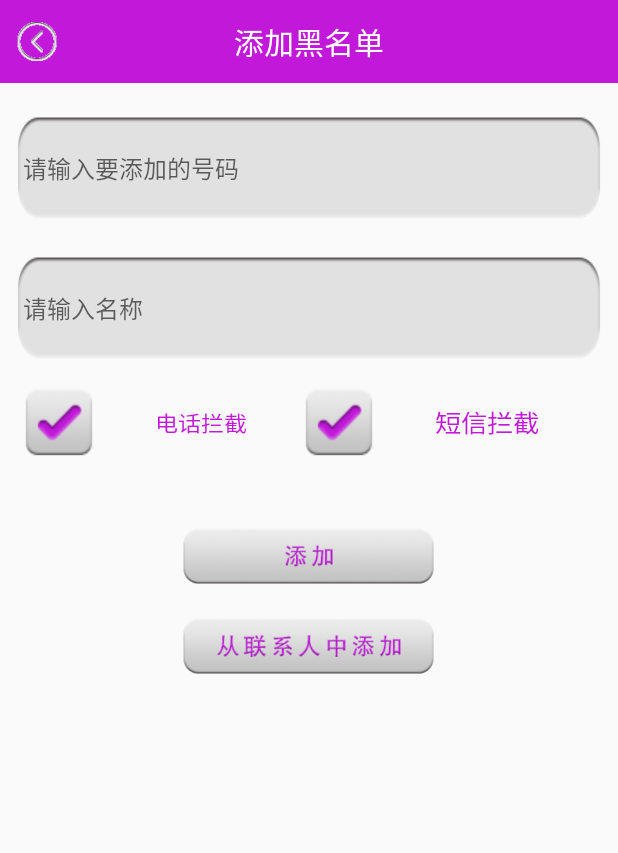
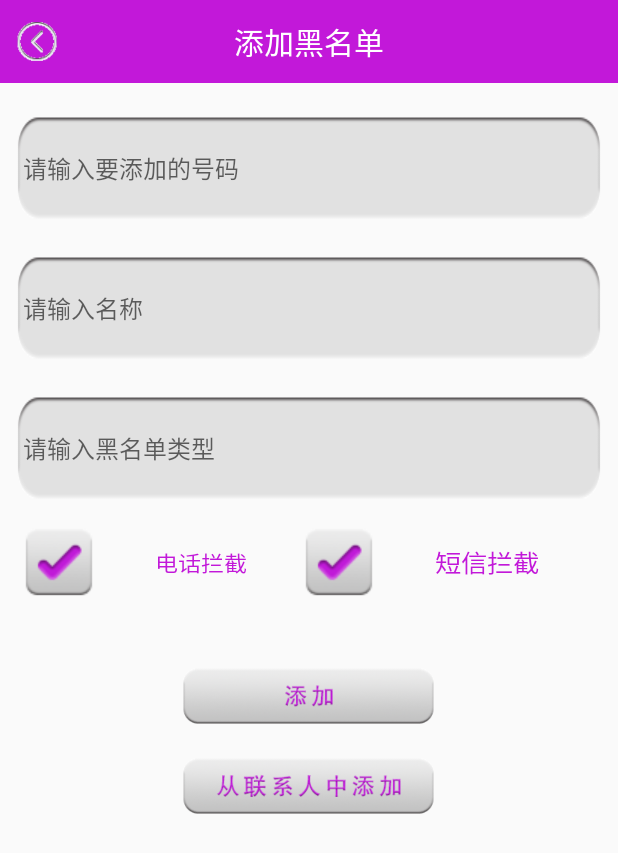
Before and after one commit to lbwnb/MobileGuard, an Android app: the AddBlackNumberActivity screen opened directly, with no data from a screen before it, on a phone screen of 412 x 824 dp. Shown: the top 853 px of the screen. Run offline under Robolectric (Android 15) with nearby library versions, the light colour scheme and no system bars.

Commit message:
黑名单修改

```diff
--- a/app/src/main/java/cn/edu/gdmec/android/mobileguard/m3communicationguard/AddBlackNumberActivity.java
+++ b/app/src/main/java/cn/edu/gdmec/android/mobileguard/m3communicationguard/AddBlackNumberActivity.java
@@ -22,6 +22,7 @@ public class AddBlackNumberActivity extends AppCompatActivity implements View.On
     private EditText mNumET;
     private EditText mNameET;
     private BlackNumberDao dao;
+    private EditText mTypeET;
 
     private void initView(){
         findViewById(R.id.rl_titlebar).setBackgroundColor(getResources().getColor(R.color.bright_purple));
@@ -34,6 +35,7 @@ public class AddBlackNumberActivity extends AppCompatActivity implements View.On
         mTelCB = (CheckBox)findViewById(R.id.cb_blacknumber_tel);
         mNumET = (EditText)findViewById(R.id.et_blacknumber);
         mNameET = (EditText)findViewById(R.id.et_blackname);
+        mTypeET = (EditText)findViewById(R.id.et_blacktype);
         findViewById(R.id.add_blacknum_btn).setOnClickListener(this);
         findViewById(R.id.add_fromcontact_btn).setOnClickListener(this);
     }
@@ -45,8 +47,10 @@ public class AddBlackNumberActivity extends AppCompatActivity implements View.On
             //获取联系人信息
             String phone = data.getStringExtra("phone");
             String name = data.getStringExtra("name");
+            String type = data.getStringExtra("type");
             mNameET.setText(name);
             mNumET.setText(phone);
+            mTypeET.setText(type);
         }
     }
 
@@ -70,6 +74,7 @@ public class AddBlackNumberActivity extends AppCompatActivity implements View.On
             case R.id.add_blacknum_btn:
                 String number = mNumET.getText().toString().trim();
                 String name = mNameET.getText().toString().trim();
+                String type = mTypeET.getText().toString().trim();
                 if (TextUtils.isEmpty(number) || TextUtils.isEmpty(name)){
                     Toast.makeText(this,"电话号码和手机号不能为空!",Toast.LENGTH_LONG).show();
                     return;
@@ -78,6 +83,7 @@ public class AddBlackNumberActivity extends AppCompatActivity implements View.On
                     BlackContactInfo blackContactInfo = new BlackContactInfo();
                     blackContactInfo.phoneNumber =number;
                     blackContactInfo.contactName = name;
+                    blackContactInfo.type = type;
                     if (mSmsCB.isChecked()&mTelCB.isChecked()){
                         //两种拦截模式都选
                         blackContactInfo.mode=3;
--- a/app/src/main/java/cn/edu/gdmec/android/mobileguard/m3communicationguard/adapter/BlackContactAdapter.java
+++ b/app/src/main/java/cn/edu/gdmec/android/mobileguard/m3communicationguard/adapter/BlackContactAdapter.java
@@ -29,6 +29,7 @@ public class BlackContactAdapter extends BaseAdapter {
         TextView mModeTV;
         View mContactImgv;
         View mDeleteView;
+        TextView mTypeTV;
     }
     public interface BlackContactCallBack{
         void DataSizeChanged();
@@ -65,12 +66,15 @@ public class BlackContactAdapter extends BaseAdapter {
             holder.mModeTV = (TextView)view.findViewById(R.id.tv_black_mode);
             holder.mContactImgv = view.findViewById(R.id.view_black_icon);
             holder.mDeleteView = view.findViewById(R.id.view_black_delete);
+            holder.mTypeTV = (TextView)view.findViewById(R.id.tv_black_type);
             view.setTag(holder);
+
         }else {
             holder= (ViewHolder)view.getTag();
         }
             holder.mNameTV.setText(contactInfos.get(i).contactName +"(" +contactInfos.get(i).phoneNumber+")");
             holder.mModeTV.setText(contactInfos.get(i).getModeString(contactInfos.get(i).mode));
+             holder.mTypeTV.setText(contactInfos.get(i).type);
             holder.mNameTV.setTextColor(context.getResources().getColor(R.color.bright_purple));
             holder.mModeTV.setTextColor(context.getResources().getColor(R.color.bright_purple));
             holder.mContactImgv.setBackgroundResource(R.drawable.brightpurple_contact_icon);
--- a/app/src/main/java/cn/edu/gdmec/android/mobileguard/m3communicationguard/db/BlackNumberOpenHelper.java
+++ b/app/src/main/java/cn/edu/gdmec/android/mobileguard/m3communicationguard/db/BlackNumberOpenHelper.java
@@ -34,7 +34,8 @@ public class BlackNumberOpenHelper extends SQLiteOpenHelper {
                 "(id integer primary key autoincrement," +
                 "number varchar(20),"+
                 "name varchar(255),"+
-                "mode integer)");
+                "mode integer,"+
+                "type varchar(200))");
 
     }
 
--- a/app/src/main/java/cn/edu/gdmec/android/mobileguard/m3communicationguard/db/dao/BlackNumberDao.java
+++ b/app/src/main/java/cn/edu/gdmec/android/mobileguard/m3communicationguard/db/dao/BlackNumberDao.java
@@ -36,6 +36,7 @@ public class BlackNumberDao {
         values.put("number",blackContactInfo.phoneNumber);
         values.put("name",blackContactInfo.contactName);
         values.put("mode",blackContactInfo.mode);
+        values.put("type",blackContactInfo.type);
         long rowid = db.insert("blacknumber",null,values);
         if (rowid==-1){//插入数据不成功
             return false;
@@ -61,7 +62,7 @@ public class BlackNumberDao {
     public List<BlackContactInfo> getPageBlackNumber(int pagenumber,int pagesize){
         //得到可读的数据库
         SQLiteDatabase db = blackNumberOpenHelper.getReadableDatabase();
-        Cursor cursor = db.rawQuery("select number,mode,name from blacknumber limit ? offset ?",
+        Cursor cursor = db.rawQuery("select number,mode,name,type from blacknumber limit ? offset ?",
                 new String[]{String.valueOf(pagesize),
                 String.valueOf(pagenumber*pagesize)});
         List<BlackContactInfo> mBlckaContactInfos = new ArrayList<BlackContactInfo>();
@@ -70,6 +71,7 @@ public class BlackNumberDao {
             info.phoneNumber = cursor.getString(0);
             info.mode = cursor.getInt(1);
             info.contactName = cursor.getString(2);
+            info.type = cursor.getString(3);
             mBlckaContactInfos.add(info);
         }
         cursor.close();
--- a/app/src/main/java/cn/edu/gdmec/android/mobileguard/m3communicationguard/entity/BlackContactInfo.java
+++ b/app/src/main/java/cn/edu/gdmec/android/mobileguard/m3communicationguard/entity/BlackContactInfo.java
@@ -11,7 +11,8 @@ public class BlackContactInfo {
     public String contactName;
     //黑名单拦截模式
     public int mode;
-
+   //黑名单类型
+    public String type;
     public String getModeString(int mode){
         switch (mode){
             case 1:
--- a/app/src/main/res/layout/activity_add_black_number.xml
+++ b/app/src/main/res/layout/activity_add_black_number.xml
@@ -31,6 +31,21 @@
         android:layout_marginTop="20dp"
         android:background="@drawable/coner_white_rec"
         android:hint="请输入名称"
+        android:inputType="phone"
+        android:paddingLeft="5dp"
+        android:textColor="@color/bright_purple"
+        android:textSize="16sp" />
+
+    <EditText
+
+        android:id="@+id/et_blacktype"
+        android:layout_width="match_parent"
+        android:layout_height="wrap_content"
+        android:layout_marginLeft="10dp"
+        android:layout_marginRight="10dp"
+        android:layout_marginTop="20dp"
+        android:background="@drawable/coner_white_rec"
+        android:hint="请输入黑名单类型"
         android:inputType="phone"
         android:paddingLeft="5dp"
         android:textColor="@color/bright_purple"
```
Also changed, not shown: app/src/main/res/layout/item_list_blackcontact.xml (+7 -0 lines).
